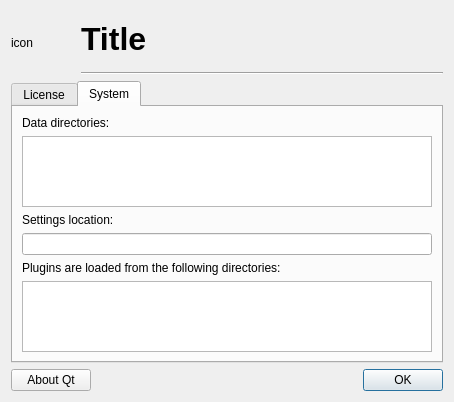
Before: the Qt Designer form src/dialogs/about_dialog.ui in mbasaglia/Knotter, drawn with Qt 5.
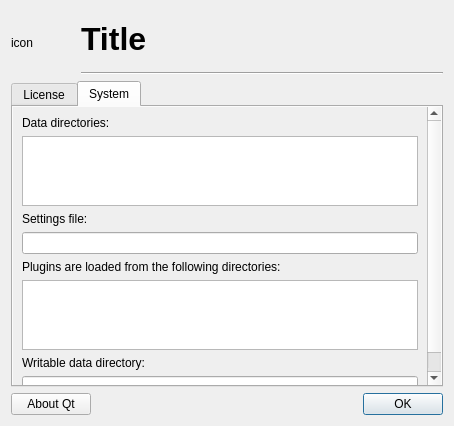
After: the same form once the commit is applied. The open tabs and pages were chosen to show the change. Icons and pictures are not drawn.

```diff
--- a/src/dialogs/about_dialog.ui
+++ b/src/dialogs/about_dialog.ui
@@ -7,7 +7,7 @@
     <x>0</x>
     <y>0</y>
     <width>442</width>
-    <height>395</height>
+    <height>426</height>
    </rect>
   </property>
   <property name="windowIcon">
@@ -115,6 +115,36 @@
        <string>System</string>
       </attribute>
       <layout class="QVBoxLayout" name="verticalLayout_4">
+       <property name="leftMargin">
+        <number>0</number>
+       </property>
+       <property name="topMargin">
+        <number>0</number>
+       </property>
+       <property name="rightMargin">
+        <number>0</number>
+       </property>
+       <property name="bottomMargin">
+        <number>0</number>
+       </property>
+       <item>
+        <widget class="QScrollArea" name="scrollArea">
+         <property name="frameShape">
+          <enum>QFrame::NoFrame</enum>
+         </property>
+         <property name="widgetResizable">
+          <bool>true</bool>
+         </property>
+         <widget class="QWidget" name="scrollAreaWidgetContents">
+          <property name="geometry">
+           <rect>
+            <x>0</x>
+            <y>-1</y>
+            <width>406</width>
+            <height>306</height>
+           </rect>
+          </property>
+          <layout class="QVBoxLayout" name="verticalLayout_5">
        <item>
         <widget class="QLabel" name="label_3">
          <property name="text">
@@ -128,7 +158,7 @@
        <item>
         <widget class="QLabel" name="label_4">
          <property name="text">
-          <string>Settings location:</string>
+              <string>Settings file:</string>
          </property>
         </widget>
        </item>
@@ -148,6 +178,24 @@
        </item>
        <item>
         <widget class="QListWidget" name="list_plugin_dirs"/>
+           </item>
+           <item>
+            <widget class="QLabel" name="label_5">
+             <property name="text">
+              <string>Writable data directory:</string>
+             </property>
+            </widget>
+           </item>
+           <item>
+            <widget class="QLineEdit" name="text_witable_data_dir">
+             <property name="readOnly">
+              <bool>true</bool>
+             </property>
+            </widget>
+           </item>
+          </layout>
+         </widget>
+        </widget>
        </item>
       </layout>
      </widget>
```
Left out of the diff: 4 changed lines with no effect on the pictures. Lines whose indentation alone changed are shown as unchanged.
